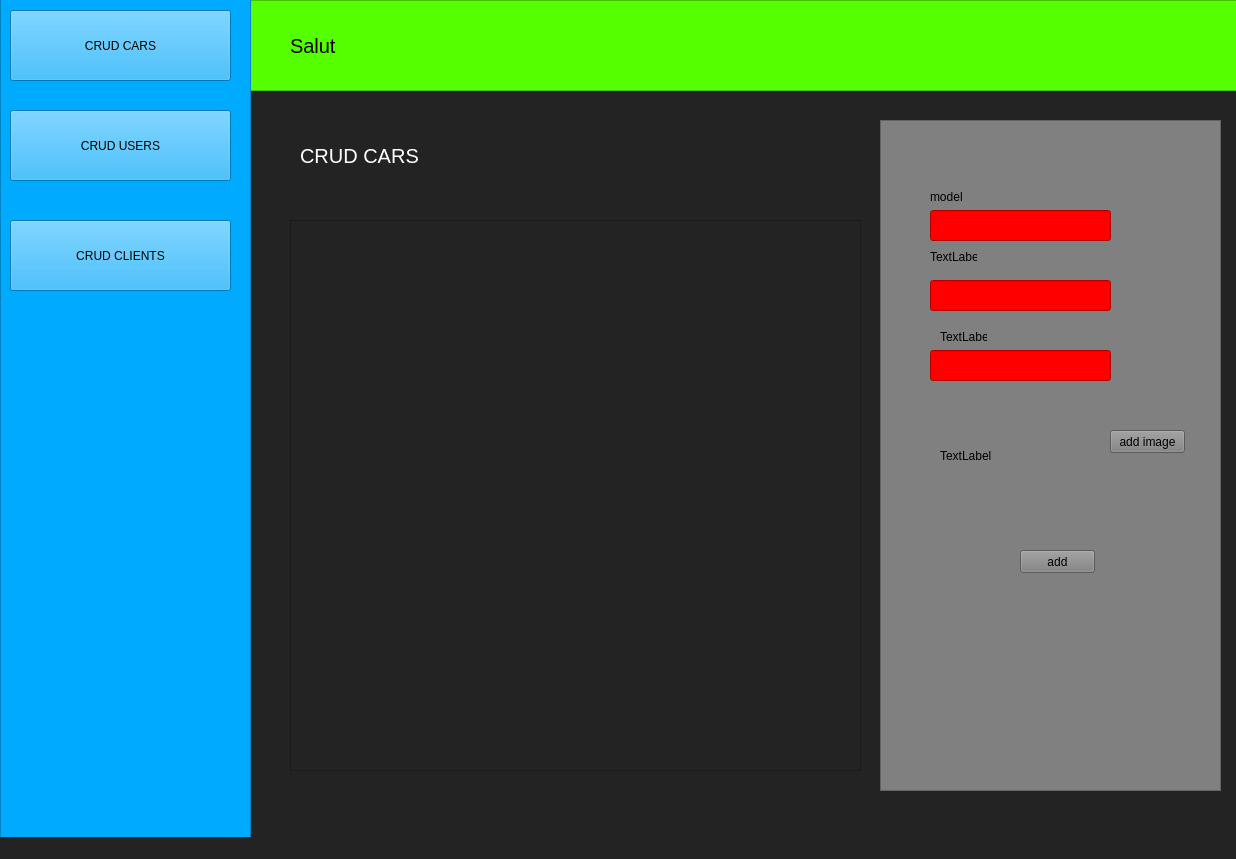
Before: the Qt Designer form MainWin.ui in walidhabbach/Car-Rental-Desktop-app, drawn with Qt 5.
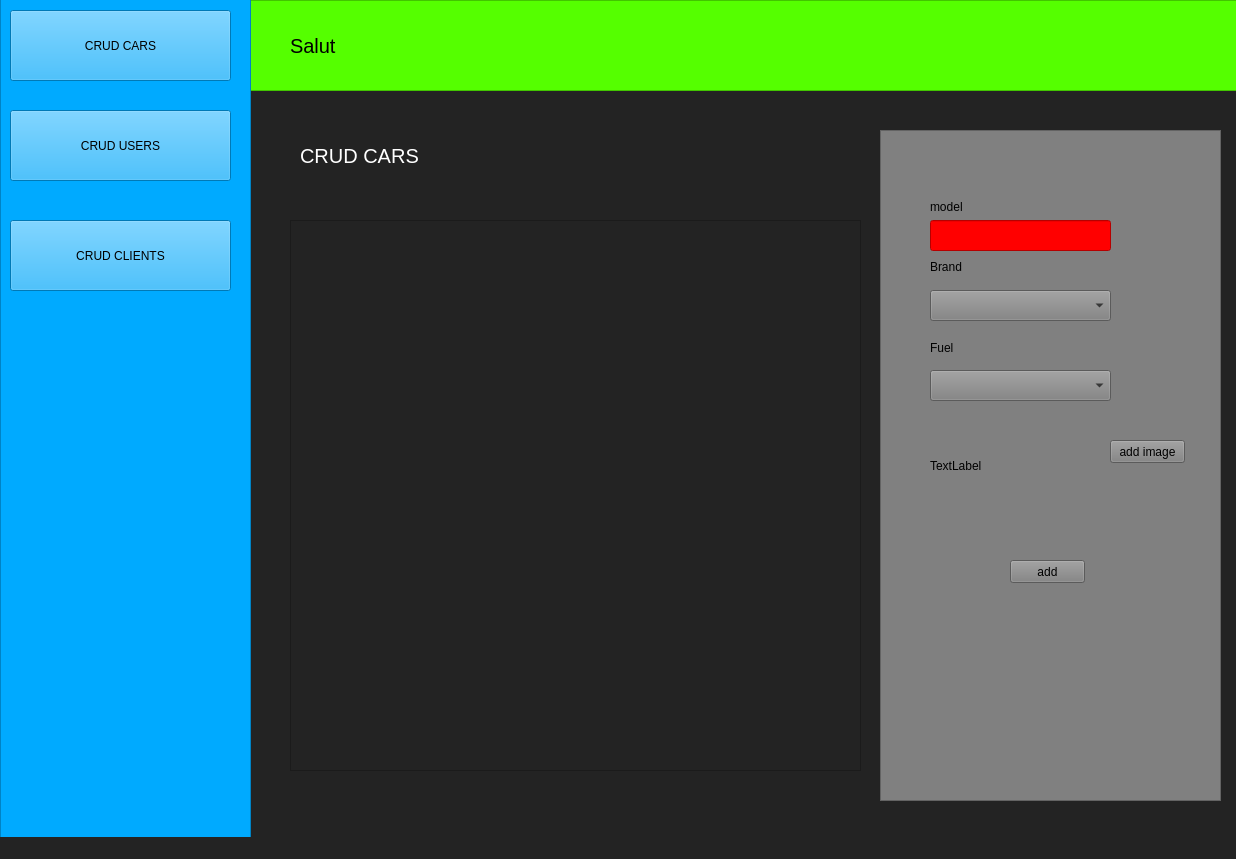
After: the same form once the commit is applied.

```diff
--- a/MainWin.ui
+++ b/MainWin.ui
@@ -71,7 +71,7 @@
        <property name="geometry">
         <rect>
          <x>630</x>
-         <y>20</y>
+         <y>30</y>
          <width>341</width>
          <height>671</height>
         </rect>
@@ -108,7 +108,7 @@
          </rect>
         </property>
         <property name="text">
-         <string>TextLabel</string>
+         <string>Brand</string>
         </property>
        </widget>
        <widget class="QLineEdit" name="model">
@@ -124,49 +124,23 @@
          <string notr="true">background-color:red;</string>
         </property>
        </widget>
-       <widget class="QLineEdit" name="brand">
-        <property name="geometry">
-         <rect>
-          <x>50</x>
-          <y>160</y>
-          <width>181</width>
-          <height>31</height>
-         </rect>
-        </property>
-        <property name="styleSheet">
-         <string notr="true">background-color:red;</string>
-        </property>
-       </widget>
-       <widget class="QLineEdit" name="fuel">
-        <property name="geometry">
-         <rect>
-          <x>50</x>
-          <y>230</y>
-          <width>181</width>
-          <height>31</height>
-         </rect>
-        </property>
-        <property name="styleSheet">
-         <string notr="true">background-color:red;</string>
-        </property>
-       </widget>
        <widget class="QLabel" name="label_6">
         <property name="geometry">
          <rect>
-          <x>60</x>
+          <x>50</x>
           <y>210</y>
-          <width>47</width>
-          <height>13</height>
+          <width>51</width>
+          <height>16</height>
          </rect>
         </property>
         <property name="text">
-         <string>TextLabel</string>
+         <string>Fuel</string>
         </property>
        </widget>
        <widget class="QPushButton" name="AddButton">
         <property name="geometry">
          <rect>
-          <x>140</x>
+          <x>130</x>
           <y>430</y>
           <width>75</width>
           <height>23</height>
@@ -192,7 +166,7 @@
        <widget class="QLabel" name="image_label">
         <property name="geometry">
          <rect>
-          <x>60</x>
+          <x>50</x>
           <y>290</y>
           <width>141</width>
           <height>91</height>
@@ -202,6 +176,26 @@
          <string>TextLabel</string>
         </property>
        </widget>
+       <widget class="QComboBox" name="comboBoxBrand">
+        <property name="geometry">
+         <rect>
+          <x>50</x>
+          <y>160</y>
+          <width>181</width>
+          <height>31</height>
+         </rect>
+        </property>
+       </widget>
+       <widget class="QComboBox" name="comboBoxFuel">
+        <property name="geometry">
+         <rect>
+          <x>50</x>
+          <y>240</y>
+          <width>181</width>
+          <height>31</height>
+         </rect>
+        </property>
+       </widget>
       </widget>
       <widget class="QTableWidget" name="tableWidget">
        <property name="geometry">
```
